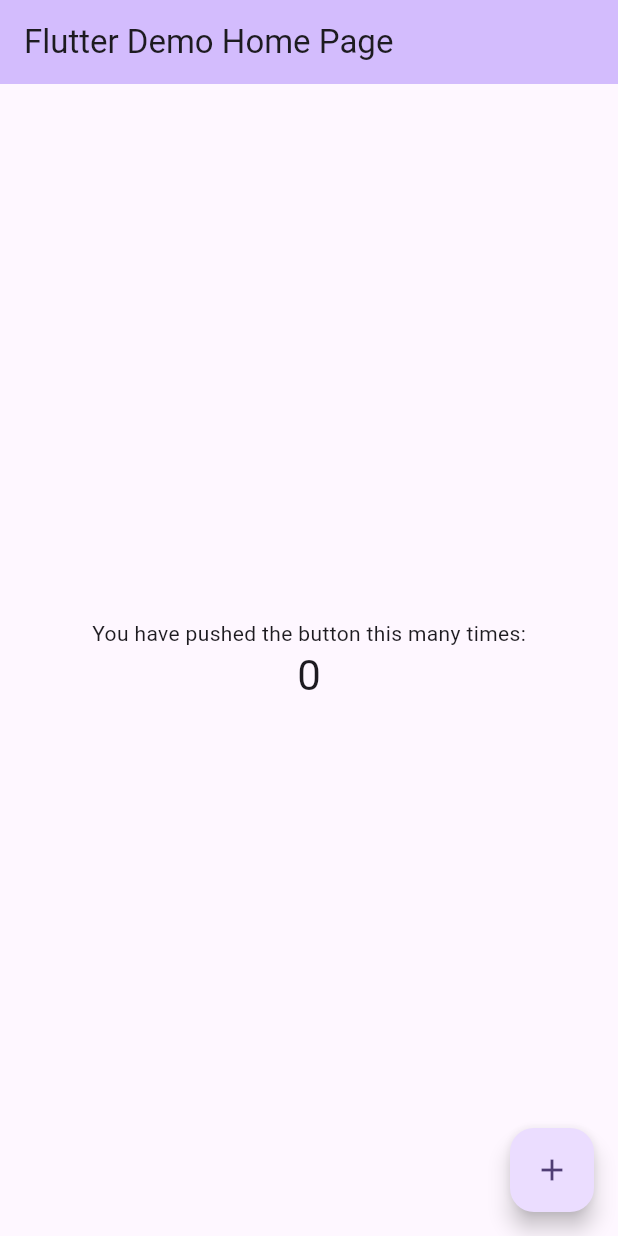
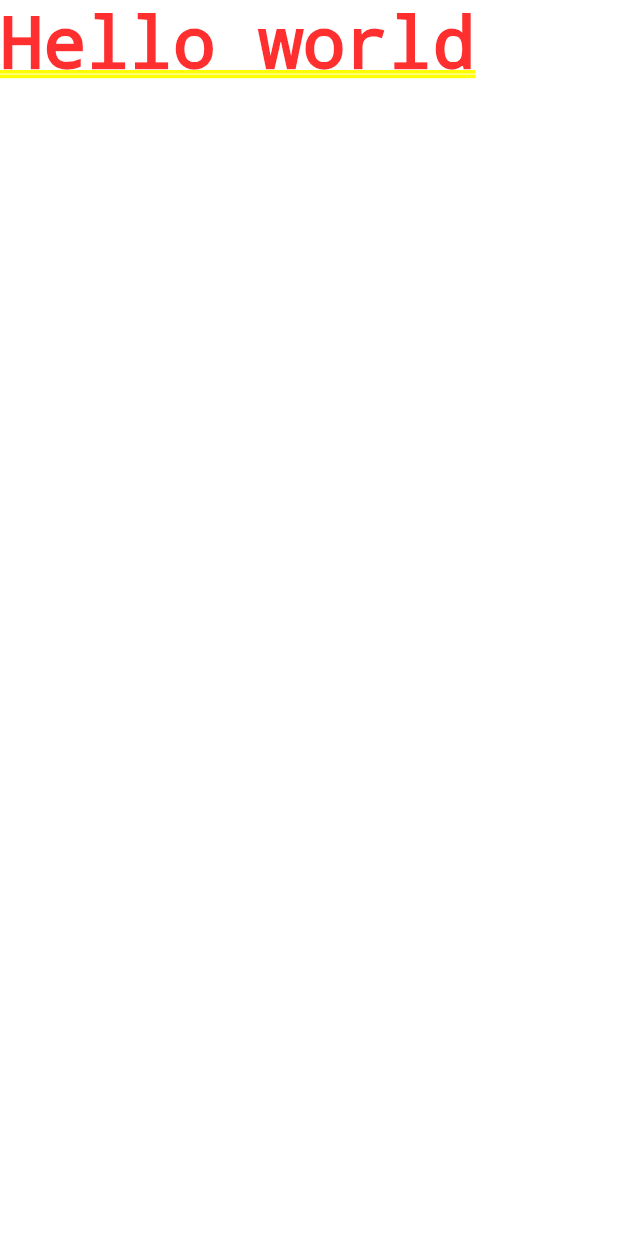
Before and after one commit to Pangsuphamat/example_1, a Flutter app: the screen it shows after launch, on a phone screen of 412 x 824 dp. Run offline on Flutter 3.47's test engine with Material 3 defaults, Android fonts, the phone set to English and light mode, and no system bars.

Commit message:
เพิ่ม

```diff
--- a/lib/main.dart
+++ b/lib/main.dart
@@ -1,4 +1,6 @@
 import 'package:flutter/material.dart';
+
+import 'screen/my_home_page.dart';
 
 void main() {
   runApp(const MyApp());
@@ -7,119 +9,17 @@ void main() {
 class MyApp extends StatelessWidget {
   const MyApp({super.key});
 
-  // This widget is the root of your application.
+
   @override
   Widget build(BuildContext context) {
     return MaterialApp(
       title: 'Flutter Demo',
       theme: ThemeData(
-        // This is the theme of your application.
-        //
-        // TRY THIS: Try running your application with "flutter run". You'll see
-        // the application has a purple toolbar. Then, without quitting the app,
-        // try changing the seedColor in the colorScheme below to Colors.green
-        // and then invoke "hot reload" (save your changes or press the "hot
-        // reload" button in a Flutter-supported IDE, or press "r" if you used
-        // the command line to start the app).
-        //
-        // Notice that the counter didn't reset back to zero; the application
-        // state is not lost during the reload. To reset the state, use hot
-        // restart instead.
-        //
-        // This works for code too, not just values: Most code changes can be
-        // tested with just a hot reload.
-        colorScheme: ColorScheme.fromSeed(seedColor: Colors.deepPurple),
+
+        colorScheme: ColorScheme.fromSeed(seedColor: Colors.red),
         useMaterial3: true,
       ),
-      home: const MyHomePage(title: 'Flutter Demo Home Page'),
+      home: const MyHomePage(),
     );
   }
 }
-
-class MyHomePage extends StatefulWidget {
-  const MyHomePage({super.key, required this.title});
-
-  // This widget is the home page of your application. It is stateful, meaning
-  // that it has a State object (defined below) that contains fields that affect
-  // how it looks.
-
-  // This class is the configuration for the state. It holds the values (in this
-  // case the title) provided by the parent (in this case the App widget) and
-  // used by the build method of the State. Fields in a Widget subclass are
-  // always marked "final".
-
-  final String title;
-
-  @override
-  State<MyHomePage> createState() => _MyHomePageState();
-}
-
-class _MyHomePageState extends State<MyHomePage> {
-  int _counter = 0;
-
-  void _incrementCounter() {
-    setState(() {
-      // This call to setState tells the Flutter framework that something has
-      // changed in this State, which causes it to rerun the build method below
-      // so that the display can reflect the updated values. If we changed
-      // _counter without calling setState(), then the build method would not be
-      // called again, and so nothing would appear to happen.
-      _counter++;
-    });
-  }
-
-  @override
-  Widget build(BuildContext context) {
-    // This method is rerun every time setState is called, for instance as done
-    // by the _incrementCounter method above.
-    //
-    // The Flutter framework has been optimized to make rerunning build methods
-    // fast, so that you can just rebuild anything that needs updating rather
-    // than having to individually change instances of widgets.
-    return Scaffold(
-      appBar: AppBar(
-        // TRY THIS: Try changing the color here to a specific color (to
-        // Colors.amber, perhaps?) and trigger a hot reload to see the AppBar
-        // change color while the other colors stay the same.
-        backgroundColor: Theme.of(context).colorScheme.inversePrimary,
-        // Here we take the value from the MyHomePage object that was created by
-        // the App.build method, and use it to set our appbar title.
-        title: Text(widget.title),
-      ),
-      body: Center(
-        // Center is a layout widget. It takes a single child and positions it
-        // in the middle of the parent.
-        child: Column(
-          // Column is also a layout widget. It takes a list of children and
-          // arranges them vertically. By default, it sizes itself to fit its
-          // children horizontally, and tries to be as tall as its parent.
-          //
-          // Column has various properties to control how it sizes itself and
-          // how it positions its children. Here we use mainAxisAlignment to
-          // center the children vertically; the main axis here is the vertical
-          // axis because Columns are vertical (the cross axis would be
-          // horizontal).
-          //
-          // TRY THIS: Invoke "debug painting" (choose the "Toggle Debug Paint"
-          // action in the IDE, or press "p" in the console), to see the
-          // wireframe for each widget.
-          mainAxisAlignment: MainAxisAlignment.center,
-          children: <Widget>[
-            const Text(
-              'You have pushed the button this many times:',
-            ),
-            Text(
-              '$_counter',
-              style: Theme.of(context).textTheme.headlineMedium,
-            ),
-          ],
-        ),
-      ),
-      floatingActionButton: FloatingActionButton(
-        onPressed: _incrementCounter,
-        tooltip: 'Increment',
-        child: const Icon(Icons.add),
-      ), // This trailing comma makes auto-formatting nicer for build methods.
-    );
-  }
-}
--- /dev/null
+++ b/lib/screen/my_home_page.dart
@@ -0,0 +1,10 @@
+import 'package:flutter/material.dart';
+
+class MyHomePage extends StatelessWidget {
+  const MyHomePage({super.key});
+
+  @override
+  Widget build(BuildContext context) {
+    return const Text("Hello world");
+  }
+}
```
